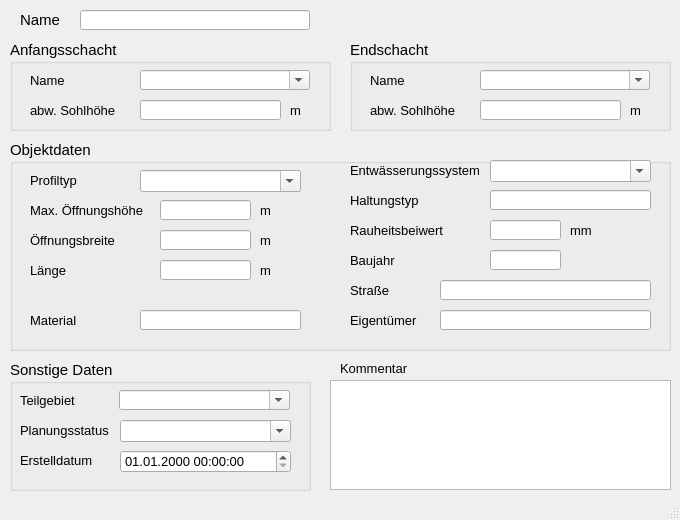
Qt form qkan/forms/qkan_grundseitenauslass.ui (SonkeHoffmann/QKan-1) before a commit.
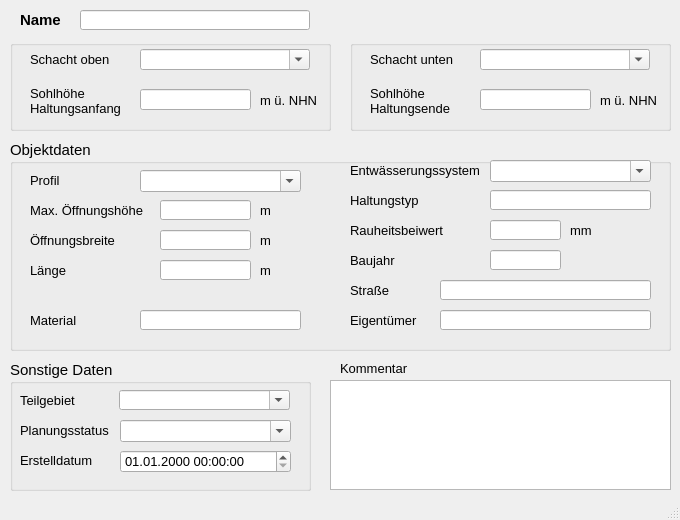
The same form after that commit. Custom widgets are drawn as their Qt base class.

Patch:
```diff
--- a/qkan/forms/qkan_grundseitenauslass.ui
+++ b/qkan/forms/qkan_grundseitenauslass.ui
@@ -93,7 +93,7 @@
      <rect>
       <x>20</x>
       <y>10</y>
-      <width>40</width>
+      <width>51</width>
       <height>20</height>
      </rect>
     </property>
@@ -101,6 +101,8 @@
      <font>
       <family>Tahoma</family>
       <pointsize>11</pointsize>
+      <weight>75</weight>
+      <bold>true</bold>
      </font>
     </property>
     <property name="text">
@@ -299,15 +301,15 @@
      </font>
     </property>
     <property name="title">
-     <string>Endschacht</string>
+     <string/>
     </property>
     <widget class="QComboBox" name="schunten">
      <property name="geometry">
       <rect>
        <x>130</x>
-       <y>30</y>
+       <y>9</y>
        <width>170</width>
-       <height>20</height>
+       <height>21</height>
       </rect>
      </property>
      <property name="font">
@@ -330,9 +332,9 @@
      <property name="geometry">
       <rect>
        <x>20</x>
-       <y>30</y>
+       <y>9</y>
        <width>100</width>
-       <height>20</height>
+       <height>21</height>
       </rect>
      </property>
      <property name="font">
@@ -342,16 +344,16 @@
       </font>
      </property>
      <property name="text">
-      <string>Name</string>
+      <string>Schacht unten</string>
      </property>
     </widget>
     <widget class="QLabel" name="label_29">
      <property name="geometry">
       <rect>
        <x>20</x>
-       <y>60</y>
+       <y>40</y>
        <width>91</width>
-       <height>21</height>
+       <height>41</height>
       </rect>
      </property>
      <property name="font">
@@ -361,16 +363,17 @@
       </font>
      </property>
      <property name="text">
-      <string>abw. Sohlhöhe</string>
+      <string>Sohlhöhe
+Haltungsende</string>
      </property>
     </widget>
     <widget class="QLineEdit" name="sohleunten">
      <property name="geometry">
       <rect>
        <x>130</x>
-       <y>60</y>
-       <width>141</width>
-       <height>20</height>
+       <y>49</y>
+       <width>111</width>
+       <height>21</height>
       </rect>
      </property>
      <property name="font">
@@ -389,9 +392,9 @@
     <widget class="QLabel" name="label_19">
      <property name="geometry">
       <rect>
-       <x>280</x>
-       <y>60</y>
-       <width>21</width>
+       <x>250</x>
+       <y>50</y>
+       <width>61</width>
        <height>21</height>
       </rect>
      </property>
@@ -402,7 +405,7 @@
       </font>
      </property>
      <property name="text">
-      <string>m</string>
+      <string>m ü. NHN</string>
      </property>
     </widget>
    </widget>
@@ -422,15 +425,15 @@
      </font>
     </property>
     <property name="title">
-     <string>Anfangsschacht</string>
+     <string/>
     </property>
     <widget class="QComboBox" name="schoben">
      <property name="geometry">
       <rect>
        <x>130</x>
-       <y>30</y>
+       <y>9</y>
        <width>170</width>
-       <height>20</height>
+       <height>21</height>
       </rect>
      </property>
      <property name="font">
@@ -453,9 +456,9 @@
      <property name="geometry">
       <rect>
        <x>20</x>
-       <y>30</y>
+       <y>9</y>
        <width>90</width>
-       <height>20</height>
+       <height>21</height>
       </rect>
      </property>
      <property name="font">
@@ -465,16 +468,16 @@
       </font>
      </property>
      <property name="text">
-      <string>Name</string>
+      <string>Schacht oben</string>
      </property>
     </widget>
     <widget class="QLabel" name="label_28">
      <property name="geometry">
       <rect>
        <x>20</x>
-       <y>60</y>
+       <y>40</y>
        <width>101</width>
-       <height>21</height>
+       <height>41</height>
       </rect>
      </property>
      <property name="font">
@@ -484,15 +487,16 @@
       </font>
      </property>
      <property name="text">
-      <string>abw. Sohlhöhe</string>
+      <string>Sohlhöhe
+Haltungsanfang</string>
      </property>
     </widget>
     <widget class="QLabel" name="label_18">
      <property name="geometry">
       <rect>
-       <x>280</x>
-       <y>60</y>
-       <width>21</width>
+       <x>250</x>
+       <y>50</y>
+       <width>61</width>
        <height>21</height>
       </rect>
      </property>
@@ -503,16 +507,16 @@
       </font>
      </property>
      <property name="text">
-      <string>m</string>
+      <string>m ü. NHN</string>
      </property>
     </widget>
     <widget class="QLineEdit" name="sohleoben">
      <property name="geometry">
       <rect>
        <x>130</x>
-       <y>60</y>
-       <width>141</width>
-       <height>20</height>
+       <y>49</y>
+       <width>111</width>
+       <height>21</height>
       </rect>
      </property>
      <property name="font">
@@ -727,7 +731,7 @@
       </font>
      </property>
      <property name="text">
-      <string>Profiltyp</string>
+      <string>Profil</string>
      </property>
     </widget>
     <widget class="QComboBox" name="profilnam">
```
Left out of the diff: 36 changed lines with no effect on the pictures.
